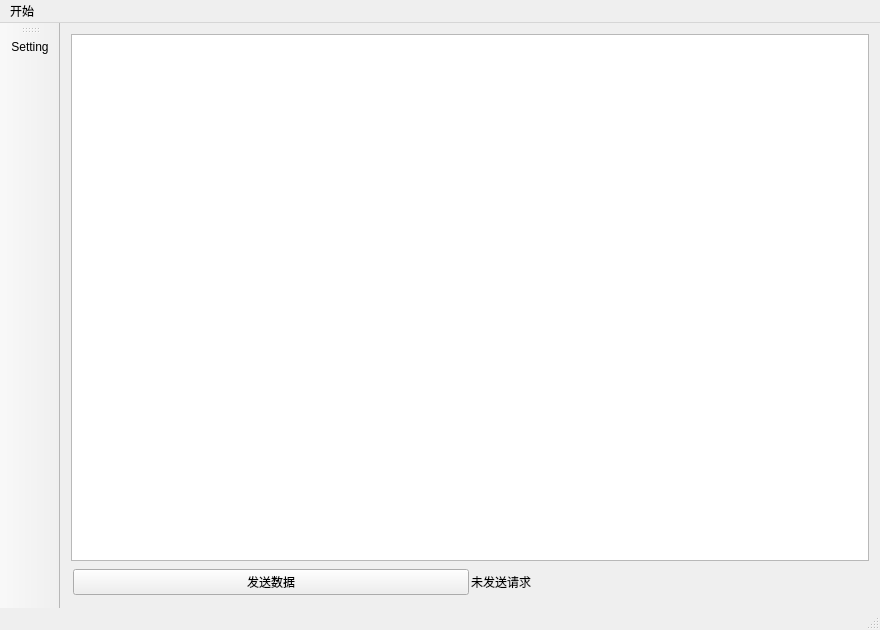
Before: the Qt Designer form WrenchTorqueCtrl/WrenchTorqueCtrl.ui in yangreest/WrenchTorqueController, drawn with Qt 5.
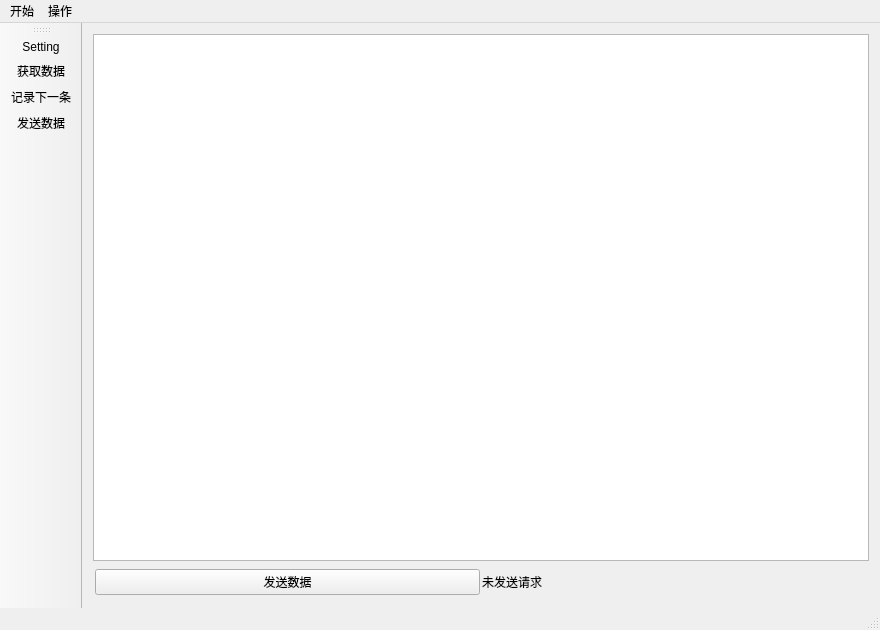
After: the same form once the commit is applied. Icons and pictures are not drawn.

Patch:
```diff
--- a/WrenchTorqueCtrl/WrenchTorqueCtrl.ui
+++ b/WrenchTorqueCtrl/WrenchTorqueCtrl.ui
@@ -70,8 +70,20 @@
     </property>
     <addaction name="actionSetting"/>
     <addaction name="separator"/>
+    <addaction name="actionQuit"/>
+   </widget>
+   <widget class="QMenu" name="menu_2">
+    <property name="title">
+     <string>操作</string>
+    </property>
+    <addaction name="actionGetData"/>
+    <addaction name="actionRecordNext"/>
+    <addaction name="separator"/>
+    <addaction name="actionSendData"/>
+    <addaction name="separator"/>
    </widget>
    <addaction name="menu"/>
+   <addaction name="menu_2"/>
   </widget>
   <widget class="QToolBar" name="mainToolBar">
    <attribute name="toolBarArea">
@@ -81,6 +93,9 @@
     <bool>false</bool>
    </attribute>
    <addaction name="actionSetting"/>
+   <addaction name="actionGetData"/>
+   <addaction name="actionRecordNext"/>
+   <addaction name="actionSendData"/>
   </widget>
   <widget class="QStatusBar" name="statusBar"/>
   <action name="actionsetting">
@@ -97,6 +112,35 @@
     <string>Setting</string>
    </property>
   </action>
+  <action name="actionQuit">
+   <property name="text">
+    <string>Quit</string>
+   </property>
+  </action>
+  <action name="actionGetData">
+   <property name="icon">
+    <iconset theme="QIcon::ThemeIcon::EditFind"/>
+   </property>
+   <property name="text">
+    <string>获取数据</string>
+   </property>
+  </action>
+  <action name="actionSendData">
+   <property name="icon">
+    <iconset theme="QIcon::ThemeIcon::DocumentSend"/>
+   </property>
+   <property name="text">
+    <string>发送数据</string>
+   </property>
+  </action>
+  <action name="actionRecordNext">
+   <property name="icon">
+    <iconset theme="QIcon::ThemeIcon::ListAdd"/>
+   </property>
+   <property name="text">
+    <string>记录下一条</string>
+   </property>
+  </action>
  </widget>
  <layoutdefault spacing="6" margin="11"/>
  <resources>
```
